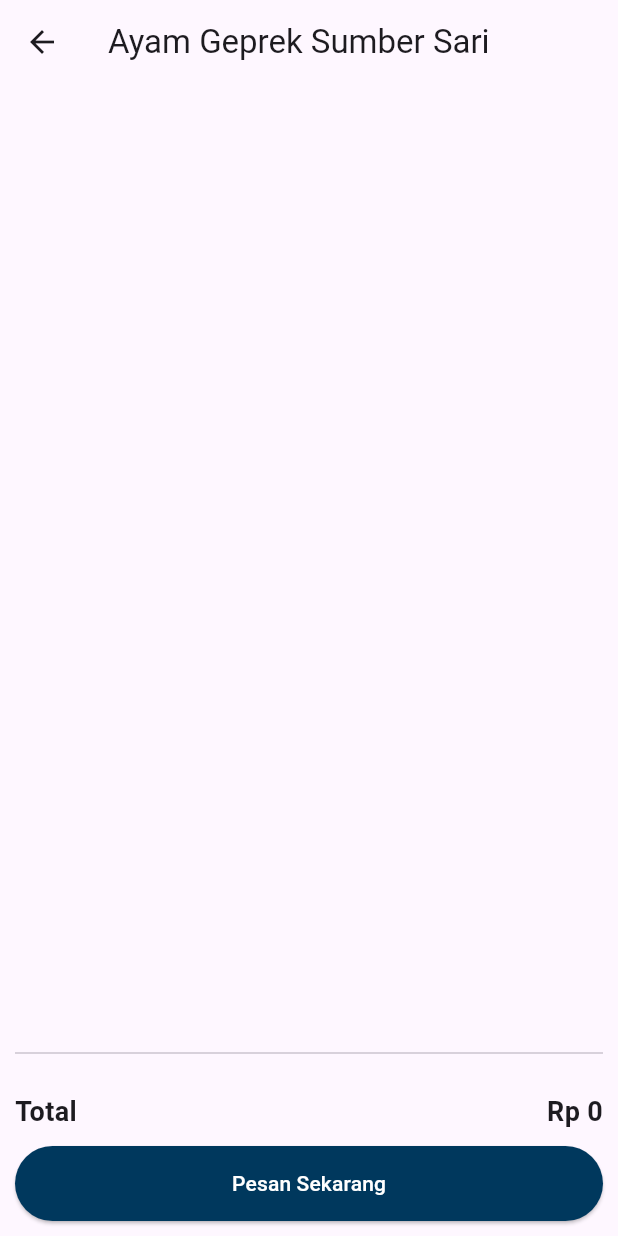
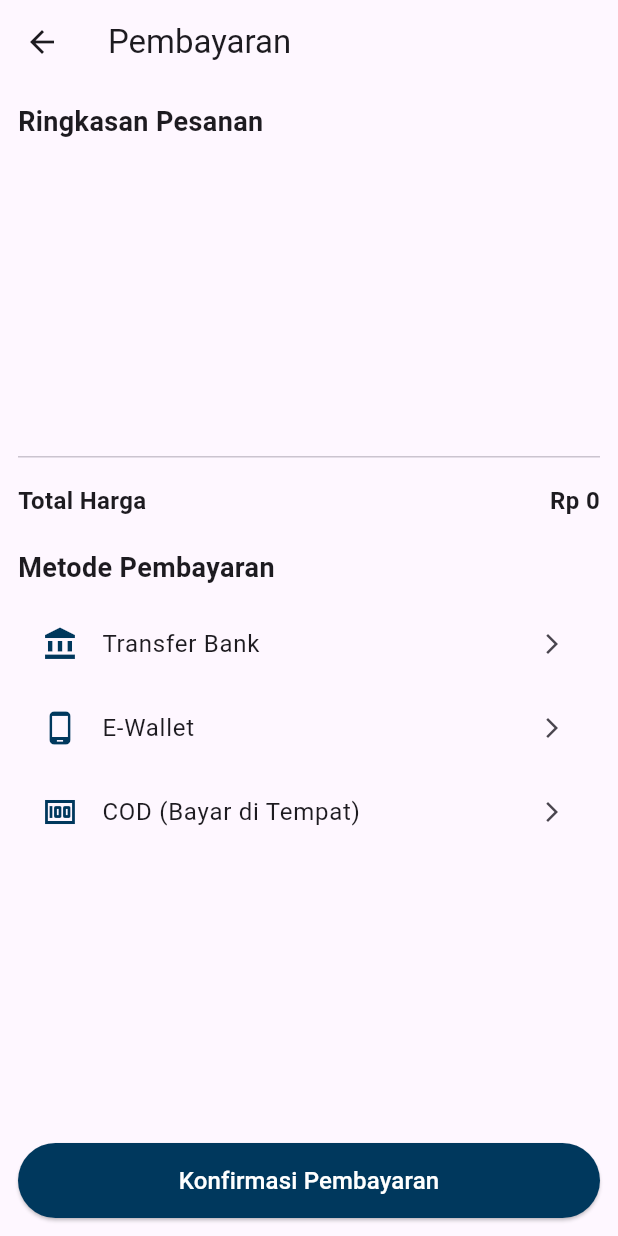
Before and after one commit to Naxumi/ubmager, a Flutter app: the CartPage screen opened directly with empty values, after a tap on "Pesan Sekarang", on a phone screen of 412 x 824 dp. Run offline on Flutter 3.47's test engine with Material 3 defaults, Android fonts, the phone set to English and light mode, and no system bars; our stand-ins replace shared_preferences; accounts and stored records are empty.

Commit message:
add payment, delivery, rating after order

```diff
--- a/lib/cart.dart
+++ b/lib/cart.dart
@@ -1,4 +1,5 @@
 import 'package:flutter/material.dart';
+import 'payment.dart';
 
 class CartPage extends StatelessWidget {
   final Map<String, int> cart;
@@ -47,16 +48,27 @@ class CartPage extends StatelessWidget {
               child: Row(
                 mainAxisAlignment: MainAxisAlignment.spaceBetween,
                 children: [
-                  const Text('Total', style: TextStyle(fontSize: 18, fontWeight: FontWeight.bold)),
-                  Text('Rp $totalPrice', style: const TextStyle(fontSize: 18, fontWeight: FontWeight.bold)),
+                  const Text('Total',
+                      style:
+                          TextStyle(fontSize: 18, fontWeight: FontWeight.bold)),
+                  Text('Rp $totalPrice',
+                      style: const TextStyle(
+                          fontSize: 18, fontWeight: FontWeight.bold)),
                 ],
               ),
             ),
             ElevatedButton(
               onPressed: () {
-                // Handle order now action
+                Navigator.push(
+                  context,
+                  MaterialPageRoute(
+                    builder: (context) =>
+                        PaymentPage(cart: cart, totalPrice: totalPrice),
+                  ),
+                );
               },
-              child: const Text('Pesan Sekarang', style: TextStyle(color: Colors.white)),
+              child: const Text('Pesan Sekarang',
+                  style: TextStyle(color: Colors.white)),
               style: ElevatedButton.styleFrom(
                 backgroundColor: const Color(0xFF00385D),
                 minimumSize: const Size(double.infinity, 50),
--- /dev/null
+++ b/lib/payment.dart
@@ -0,0 +1,124 @@
+import 'package:flutter/material.dart';
+import 'dilevery.dart';
+
+class PaymentPage extends StatelessWidget {
+  final Map<String, int> cart;
+  final int totalPrice;
+
+  const PaymentPage({super.key, required this.cart, required this.totalPrice});
+
+  @override
+  Widget build(BuildContext context) {
+    return Scaffold(
+      appBar: AppBar(
+        title: const Text('Pembayaran'),
+      ),
+      body: Padding(
+        padding: const EdgeInsets.all(12.0),
+        child: Column(
+          crossAxisAlignment: CrossAxisAlignment.start,
+          children: [
+            // Ringkasan Pesanan
+            const Text(
+              'Ringkasan Pesanan',
+              style: TextStyle(fontSize: 18, fontWeight: FontWeight.bold),
+            ),
+            const SizedBox(height: 10),
+            Expanded(
+              child: ListView.builder(
+                itemCount: cart.length,
+                itemBuilder: (context, index) {
+                  String title = cart.keys.elementAt(index);
+                  int quantity = cart[title]!;
+                  int itemTotalPrice = quantity * _getItemPrice(title);
+                  return ListTile(
+                    title: Text(title),
+                    subtitle: Text('Jumlah: $quantity'),
+                    trailing: Text('Rp $itemTotalPrice'),
+                  );
+                },
+              ),
+            ),
+            const Divider(),
+            const SizedBox(height: 10),
+
+            // Total Harga
+            Row(
+              mainAxisAlignment: MainAxisAlignment.spaceBetween,
+              children: [
+                const Text(
+                  'Total Harga',
+                  style: TextStyle(fontSize: 16, fontWeight: FontWeight.bold),
+                ),
+                Text(
+                  'Rp $totalPrice',
+                  style: const TextStyle(
+                      fontSize: 16, fontWeight: FontWeight.bold),
+                ),
+              ],
+            ),
+            const SizedBox(height: 20),
+
+            // Metode Pembayaran
+            const Text(
+              'Metode Pembayaran',
+              style: TextStyle(fontSize: 18, fontWeight: FontWeight.bold),
+            ),
+            const SizedBox(height: 10),
+            _buildPaymentOption('Transfer Bank', Icons.account_balance),
+            _buildPaymentOption('E-Wallet', Icons.phone_android),
+            _buildPaymentOption('COD (Bayar di Tempat)', Icons.money),
+
+            const Spacer(),
+            // Tombol Konfirmasi Pembayaran
+            ElevatedButton(
+              onPressed: () {
+                Navigator.push(
+                  context,
+                  MaterialPageRoute(
+                    builder: (context) =>
+                        DeliveryPage(cart: cart, totalPrice: totalPrice),
+                  ),
+                );
+              },
+              style: ElevatedButton.styleFrom(
+                backgroundColor: const Color(0xFF00385D),
+                minimumSize: const Size(double.infinity, 50),
+              ),
+              child: const Text(
+                'Konfirmasi Pembayaran',
+                style: TextStyle(color: Colors.white, fontSize: 16),
+              ),
+            ),
+          ],
+        ),
+      ),
+    );
+  }
+
+  // Widget untuk Metode Pembayaran
+  Widget _buildPaymentOption(String title, IconData icon) {
+    return ListTile(
+      leading: Icon(icon, color: const Color(0xFF00385D)),
+      title: Text(title),
+      trailing: const Icon(Icons.arrow_forward_ios, size: 16),
+      onTap: () {
+        // Aksi saat metode pembayaran dipilih
+      },
+    );
+  }
+
+  // Fungsi harga produk
+  int _getItemPrice(String title) {
+    switch (title) {
+      case 'Nasi Goreng Spesial':
+        return 25000;
+      case 'Mie Ayam Bakso':
+        return 20000;
+      case 'Es Teh Manis':
+        return 5000;
+      default:
+        return 0;
+    }
+  }
+}
```
Also changed, not shown: lib/delievery.dart (added, +148 -0 lines), lib/ratingafterorder.dart (added, +143 -0 lines).
